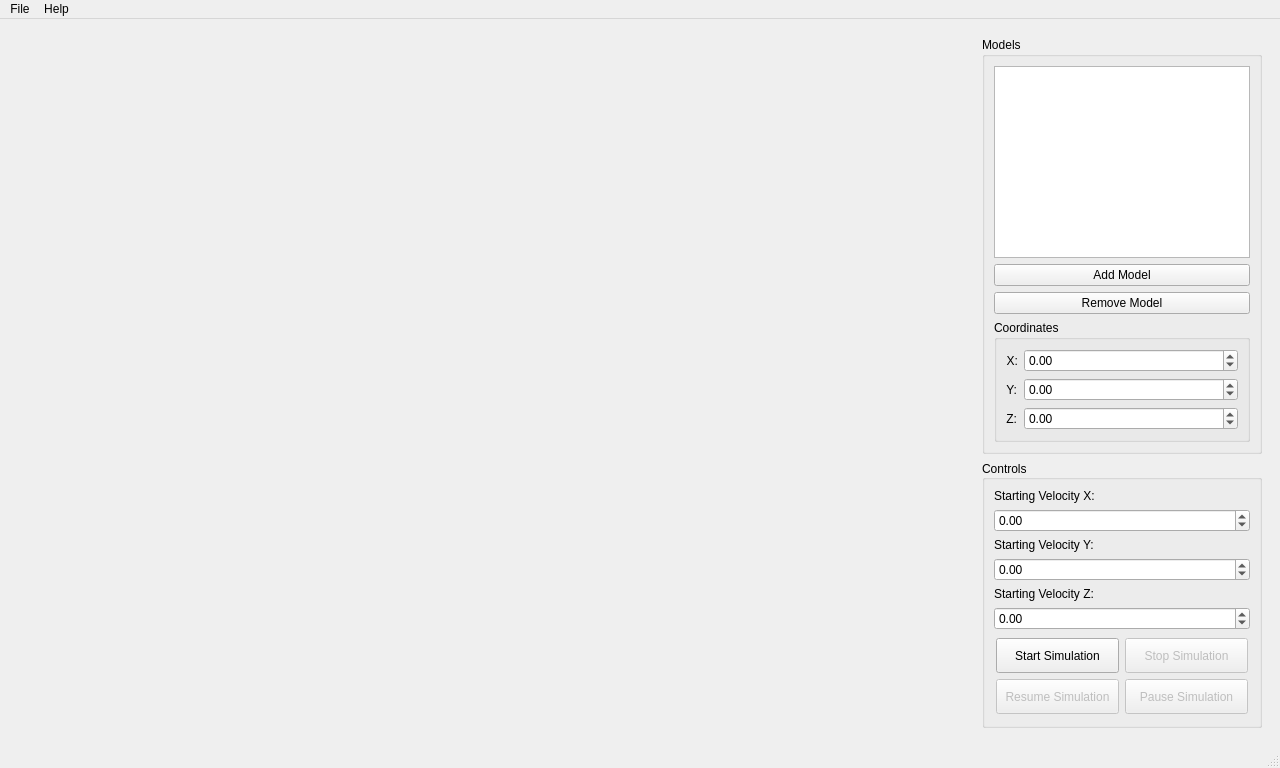
This is LabEngine/MainWindow.ui in FrostByteGER/ComputerGraphics as Qt 5 draws it before an edit. The edited form follows.
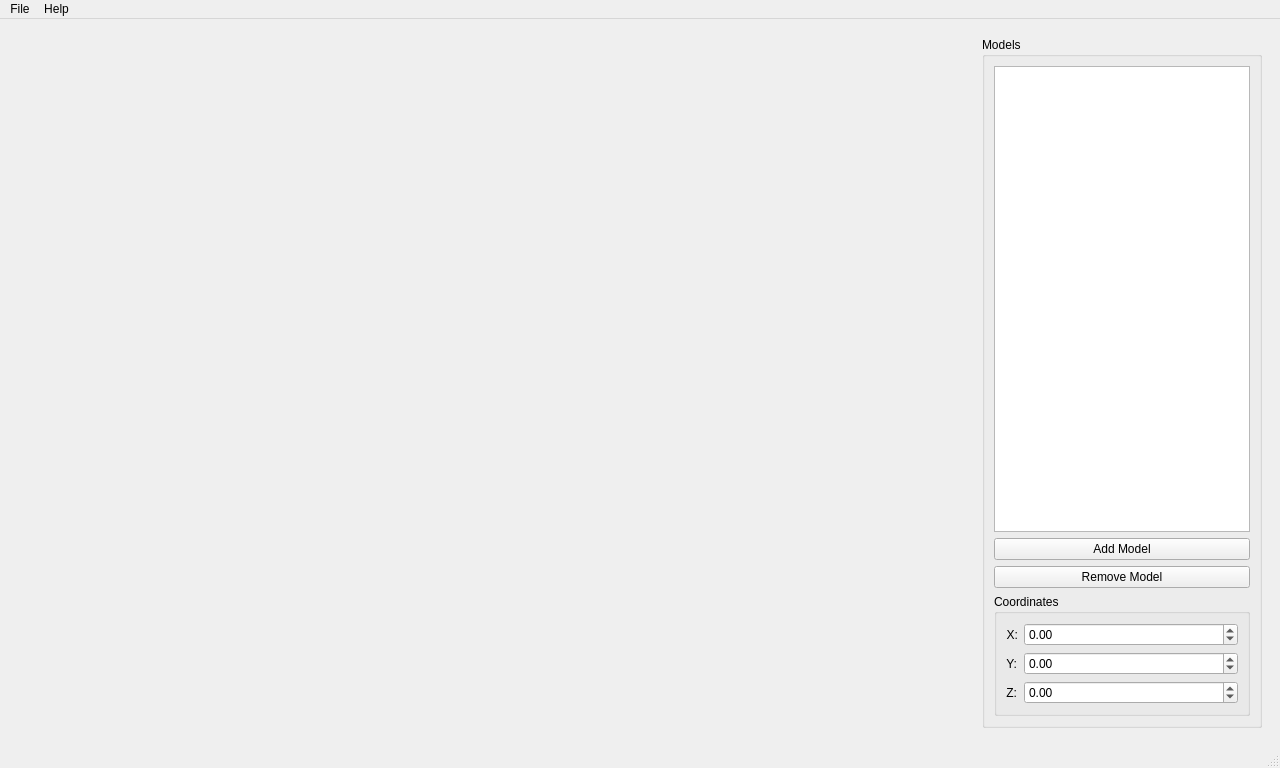
This is the edited form. Custom widgets are drawn as their Qt base class.

Commit message: Removed Physics(Will be replaced with Nvidia PhysX)

Diff of the .ui file:
```diff
--- a/LabEngine/MainWindow.ui
+++ b/LabEngine/MainWindow.ui
@@ -137,184 +137,6 @@
          </layout>
         </widget>
        </item>
-       <item row="1" column="1">
-        <widget class="QGroupBox" name="controlsBox">
-         <property name="enabled">
-          <bool>true</bool>
-         </property>
-         <property name="sizePolicy">
-          <sizepolicy hsizetype="Preferred" vsizetype="Preferred">
-           <horstretch>0</horstretch>
-           <verstretch>0</verstretch>
-          </sizepolicy>
-         </property>
-         <property name="title">
-          <string>Controls</string>
-         </property>
-         <property name="alignment">
-          <set>Qt::AlignLeading|Qt::AlignLeft|Qt::AlignVCenter</set>
-         </property>
-         <layout class="QVBoxLayout" name="verticalLayout_2">
-          <item>
-           <widget class="QLabel" name="label">
-            <property name="text">
-             <string>Starting Velocity X:</string>
-            </property>
-            <property name="scaledContents">
-             <bool>false</bool>
-            </property>
-           </widget>
-          </item>
-          <item>
-           <widget class="QDoubleSpinBox" name="VelocityXSpinBox">
-            <property name="minimum">
-             <double>-1000.000000000000000</double>
-            </property>
-            <property name="maximum">
-             <double>10000.000000000000000</double>
-            </property>
-           </widget>
-          </item>
-          <item>
-           <widget class="QLabel" name="label_2">
-            <property name="text">
-             <string>Starting Velocity Y:</string>
-            </property>
-           </widget>
-          </item>
-          <item>
-           <widget class="QDoubleSpinBox" name="VelocityYSpinBox">
-            <property name="minimum">
-             <double>-99.000000000000000</double>
-            </property>
-            <property name="maximum">
-             <double>99.000000000000000</double>
-            </property>
-           </widget>
-          </item>
-          <item>
-           <widget class="QLabel" name="label_3">
-            <property name="text">
-             <string>Starting Velocity Z:</string>
-            </property>
-           </widget>
-          </item>
-          <item>
-           <widget class="QDoubleSpinBox" name="VelocityZSpinBox">
-            <property name="minimum">
-             <double>-99.000000000000000</double>
-            </property>
-           </widget>
-          </item>
-          <item>
-           <widget class="QWidget" name="physicsWidget" native="true">
-            <property name="sizePolicy">
-             <sizepolicy hsizetype="Expanding" vsizetype="Expanding">
-              <horstretch>0</horstretch>
-              <verstretch>0</verstretch>
-             </sizepolicy>
-            </property>
-            <layout class="QGridLayout" name="gridLayout_2" rowstretch="0,0,0">
-             <property name="leftMargin">
-              <number>2</number>
-             </property>
-             <property name="topMargin">
-              <number>2</number>
-             </property>
-             <property name="rightMargin">
-              <number>2</number>
-             </property>
-             <property name="bottomMargin">
-              <number>2</number>
-             </property>
-             <item row="2" column="0">
-              <widget class="QPushButton" name="ResumePhysicsBtn">
-               <property name="enabled">
-                <bool>false</bool>
-               </property>
-               <property name="sizePolicy">
-                <sizepolicy hsizetype="Preferred" vsizetype="Preferred">
-                 <horstretch>0</horstretch>
-                 <verstretch>0</verstretch>
-                </sizepolicy>
-               </property>
-               <property name="text">
-                <string>Resume Simulation</string>
-               </property>
-              </widget>
-             </item>
-             <item row="2" column="1">
-              <widget class="QPushButton" name="PausePhysicsBtn">
-               <property name="enabled">
-                <bool>false</bool>
-               </property>
-               <property name="sizePolicy">
-                <sizepolicy hsizetype="Preferred" vsizetype="Preferred">
-                 <horstretch>0</horstretch>
-                 <verstretch>0</verstretch>
-                </sizepolicy>
-               </property>
-               <property name="text">
-                <string>Pause Simulation</string>
-               </property>
-              </widget>
-             </item>
-             <item row="1" column="0">
-              <widget class="QPushButton" name="StartPhysicsBtn">
-               <property name="sizePolicy">
-                <sizepolicy hsizetype="Preferred" vsizetype="Preferred">
-                 <horstretch>0</horstretch>
-                 <verstretch>0</verstretch>
-                </sizepolicy>
-               </property>
-               <property name="maximumSize">
-                <size>
-                 <width>16777215</width>
-                 <height>16777215</height>
-                </size>
-               </property>
-               <property name="text">
-                <string>Start Simulation</string>
-               </property>
-               <property name="autoDefault">
-                <bool>false</bool>
-               </property>
-               <property name="flat">
-                <bool>false</bool>
-               </property>
-              </widget>
-             </item>
-             <item row="1" column="1">
-              <widget class="QPushButton" name="StopPhysicsBtn">
-               <property name="enabled">
-                <bool>false</bool>
-               </property>
-               <property name="sizePolicy">
-                <sizepolicy hsizetype="Preferred" vsizetype="Preferred">
-                 <horstretch>0</horstretch>
-                 <verstretch>0</verstretch>
-                </sizepolicy>
-               </property>
-               <property name="layoutDirection">
-                <enum>Qt::LeftToRight</enum>
-               </property>
-               <property name="text">
-                <string>Stop Simulation</string>
-               </property>
-               <property name="checkable">
-                <bool>false</bool>
-               </property>
-               <property name="default">
-                <bool>false</bool>
-               </property>
-              </widget>
-             </item>
-            </layout>
-           </widget>
-          </item>
-         </layout>
-        </widget>
-       </item>
       </layout>
      </widget>
     </item>
```
The commit also changes 16 other files.
